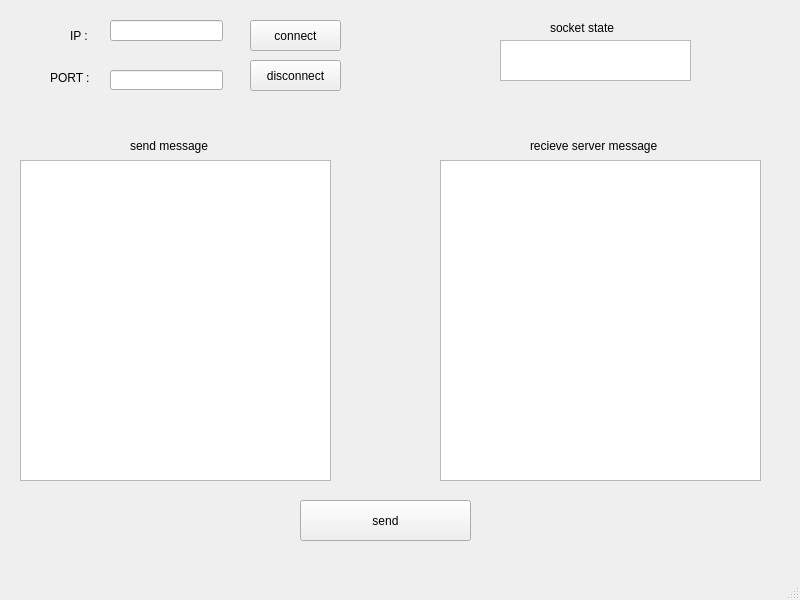
lsh9672/Qt_tcp_socket, file socket_client/mainwindow.ui: the form before one commit.
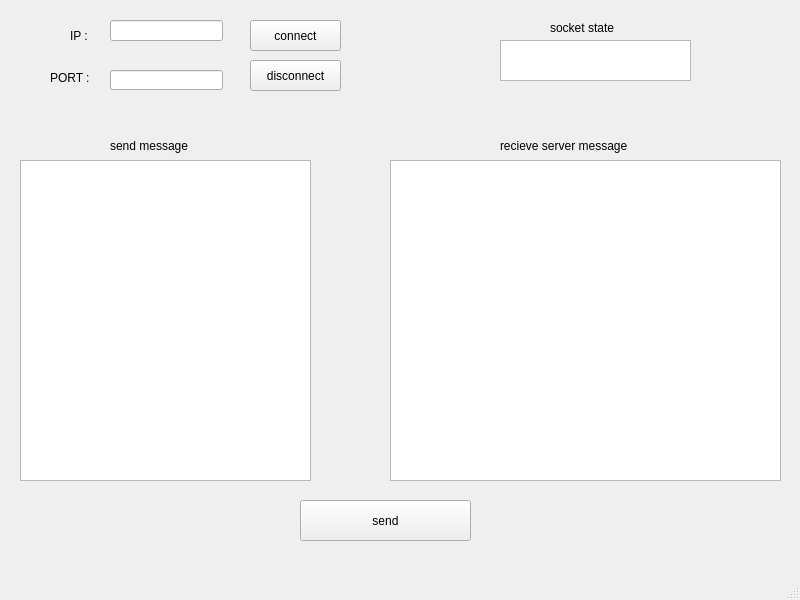
The form after the commit.

Diff of the .ui file:
```diff
--- a/socket_client/mainwindow.ui
+++ b/socket_client/mainwindow.ui
@@ -19,7 +19,7 @@
      <rect>
       <x>20</x>
       <y>160</y>
-      <width>311</width>
+      <width>291</width>
       <height>321</height>
      </rect>
     </property>
@@ -40,7 +40,7 @@
    <widget class="QLabel" name="label">
     <property name="geometry">
      <rect>
-      <x>130</x>
+      <x>110</x>
       <y>130</y>
       <width>91</width>
       <height>31</height>
@@ -53,7 +53,7 @@
    <widget class="QLabel" name="label_2">
     <property name="geometry">
      <rect>
-      <x>530</x>
+      <x>500</x>
       <y>130</y>
       <width>141</width>
       <height>31</height>
@@ -66,9 +66,9 @@
    <widget class="QTextBrowser" name="textBrowser">
     <property name="geometry">
      <rect>
-      <x>440</x>
+      <x>390</x>
       <y>160</y>
-      <width>321</width>
+      <width>391</width>
       <height>321</height>
      </rect>
     </property>
```
